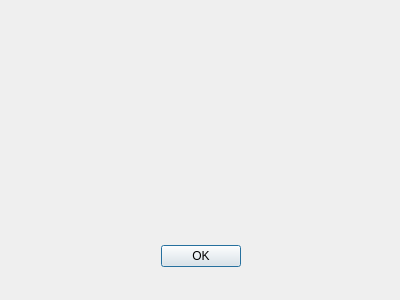
patrick-kox/Hoofdpijn-Agenda, file HoofdpijnAgenda/help.ui: the form before one commit.
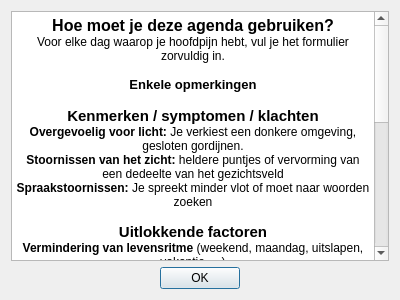
The form after the commit. Icons and pictures are not drawn.

What changed in the file:
```diff
--- a/HoofdpijnAgenda/help.ui
+++ b/HoofdpijnAgenda/help.ui
@@ -17,15 +17,44 @@
    <iconset resource="Resources.qrc">
     <normaloff>:/images/HoofdpijnAgenda.jpg</normaloff>:/images/HoofdpijnAgenda.jpg</iconset>
   </property>
+  <layout class="QVBoxLayout" name="verticalLayout">
+   <item>
+    <widget class="QTextBrowser" name="textBrowser">
+     <property name="html">
+      <string>&lt;!DOCTYPE HTML PUBLIC &quot;-//W3C//DTD HTML 4.0//EN&quot; &quot;http://www.w3.org/TR/REC-html40/strict.dtd&quot;&gt;
+&lt;html&gt;&lt;head&gt;&lt;meta name=&quot;qrichtext&quot; content=&quot;1&quot; /&gt;&lt;style type=&quot;text/css&quot;&gt;
+p, li { white-space: pre-wrap; }
+&lt;/style&gt;&lt;/head&gt;&lt;body style=&quot; font-family:'Sans Serif'; font-size:9pt; font-weight:400; font-style:normal;&quot;&gt;
+&lt;p align=&quot;center&quot; style=&quot; margin-top:0px; margin-bottom:0px; margin-left:0px; margin-right:0px; -qt-block-indent:0; text-indent:0px;&quot;&gt;&lt;span style=&quot; font-size:12pt; font-weight:600;&quot;&gt;Hoe moet je deze agenda gebruiken?&lt;/span&gt;&lt;/p&gt;
+&lt;p align=&quot;center&quot; style=&quot; margin-top:0px; margin-bottom:0px; margin-left:0px; margin-right:0px; -qt-block-indent:0; text-indent:0px;&quot;&gt;Voor elke dag waarop je hoofdpijn hebt, vul je het formulier zorvuldig in.&lt;/p&gt;
+&lt;p align=&quot;center&quot; style=&quot;-qt-paragraph-type:empty; margin-top:0px; margin-bottom:0px; margin-left:0px; margin-right:0px; -qt-block-indent:0; text-indent:0px;&quot;&gt;&lt;br /&gt;&lt;/p&gt;
+&lt;p align=&quot;center&quot; style=&quot; margin-top:0px; margin-bottom:0px; margin-left:0px; margin-right:0px; -qt-block-indent:0; text-indent:0px;&quot;&gt;&lt;span style=&quot; font-size:10pt; font-weight:600;&quot;&gt;Enkele opmerkingen&lt;/span&gt;&lt;/p&gt;
+&lt;p align=&quot;center&quot; style=&quot;-qt-paragraph-type:empty; margin-top:0px; margin-bottom:0px; margin-left:0px; margin-right:0px; -qt-block-indent:0; text-indent:0px; font-size:10pt; font-weight:600;&quot;&gt;&lt;br /&gt;&lt;/p&gt;
+&lt;p align=&quot;center&quot; style=&quot; margin-top:0px; margin-bottom:0px; margin-left:0px; margin-right:0px; -qt-block-indent:0; text-indent:0px;&quot;&gt;&lt;span style=&quot; font-size:11pt; font-weight:600;&quot;&gt;Kenmerken / symptomen / klachten&lt;/span&gt;&lt;/p&gt;
+&lt;p align=&quot;center&quot; style=&quot; margin-top:0px; margin-bottom:0px; margin-left:0px; margin-right:0px; -qt-block-indent:0; text-indent:0px;&quot;&gt;&lt;span style=&quot; font-weight:600;&quot;&gt;Overgevoelig voor licht:&lt;/span&gt; Je verkiest een donkere omgeving, gesloten gordijnen.&lt;/p&gt;
+&lt;p align=&quot;center&quot; style=&quot; margin-top:0px; margin-bottom:0px; margin-left:0px; margin-right:0px; -qt-block-indent:0; text-indent:0px;&quot;&gt;&lt;span style=&quot; font-weight:600;&quot;&gt;Stoornissen van het zicht:&lt;/span&gt; heldere puntjes of vervorming van een dedeelte van het gezichtsveld&lt;/p&gt;
+&lt;p align=&quot;center&quot; style=&quot; margin-top:0px; margin-bottom:0px; margin-left:0px; margin-right:0px; -qt-block-indent:0; text-indent:0px;&quot;&gt;&lt;span style=&quot; font-weight:600;&quot;&gt;Spraakstoornissen: &lt;/span&gt;Je spreekt minder vlot of moet naar woorden zoeken&lt;/p&gt;
+&lt;p align=&quot;center&quot; style=&quot;-qt-paragraph-type:empty; margin-top:0px; margin-bottom:0px; margin-left:0px; margin-right:0px; -qt-block-indent:0; text-indent:0px;&quot;&gt;&lt;br /&gt;&lt;/p&gt;
+&lt;p align=&quot;center&quot; style=&quot; margin-top:0px; margin-bottom:0px; margin-left:0px; margin-right:0px; -qt-block-indent:0; text-indent:0px;&quot;&gt;&lt;span style=&quot; font-size:11pt; font-weight:600;&quot;&gt;Uitlokkende factoren&lt;/span&gt;&lt;/p&gt;
+&lt;p align=&quot;center&quot; style=&quot; margin-top:0px; margin-bottom:0px; margin-left:0px; margin-right:0px; -qt-block-indent:0; text-indent:0px;&quot;&gt;&lt;span style=&quot; font-weight:600;&quot;&gt;Vermindering van levensritme&lt;/span&gt; (weekend, maandag, uitslapen, vakantie, ...)&lt;/p&gt;
+&lt;p align=&quot;center&quot; style=&quot; margin-top:0px; margin-bottom:0px; margin-left:0px; margin-right:0px; -qt-block-indent:0; text-indent:0px;&quot;&gt;&lt;span style=&quot; font-weight:600;&quot;&gt;Bepaalde voedingsstoffen of drank&lt;/span&gt; (chocolade, Chinees eten, wijn, ...)&lt;/p&gt;
+&lt;p align=&quot;center&quot; style=&quot;-qt-paragraph-type:empty; margin-top:0px; margin-bottom:0px; margin-left:0px; margin-right:0px; -qt-block-indent:0; text-indent:0px;&quot;&gt;&lt;br /&gt;&lt;/p&gt;
+&lt;p align=&quot;center&quot; style=&quot; margin-top:0px; margin-bottom:0px; margin-left:0px; margin-right:0px; -qt-block-indent:0; text-indent:0px;&quot;&gt;&lt;span style=&quot; font-size:11pt; font-weight:600;&quot;&gt;Invloed op jouw activiteiten&lt;/span&gt;&lt;/p&gt;
+&lt;p align=&quot;center&quot; style=&quot; margin-top:0px; margin-bottom:0px; margin-left:0px; margin-right:0px; -qt-block-indent:0; text-indent:0px;&quot;&gt;Indien je een beroepsactiviteit uitoefent, meld dan het aantal afwezige dagen op het werk (vb. 1/2 dagen...)&lt;/p&gt;
+&lt;p align=&quot;center&quot; style=&quot;-qt-paragraph-type:empty; margin-top:0px; margin-bottom:0px; margin-left:0px; margin-right:0px; -qt-block-indent:0; text-indent:0px;&quot;&gt;&lt;br /&gt;&lt;/p&gt;
+&lt;p align=&quot;center&quot; style=&quot; margin-top:0px; margin-bottom:0px; margin-left:0px; margin-right:0px; -qt-block-indent:0; text-indent:0px;&quot;&gt;&lt;span style=&quot; font-size:11pt; font-weight:600;&quot;&gt;Ingenomen geneesmiddelen&lt;/span&gt;&lt;/p&gt;
+&lt;p align=&quot;center&quot; style=&quot; margin-top:0px; margin-bottom:0px; margin-left:0px; margin-right:0px; -qt-block-indent:0; text-indent:0px;&quot;&gt;Het eerste ingenomen geneesmiddel dat je inneemt, wordt ook als eerste vermeld, het tweede dat je inneemt als tweede... In volgorde van inname dus.&lt;/p&gt;
+&lt;p align=&quot;center&quot; style=&quot; margin-top:0px; margin-bottom:0px; margin-left:0px; margin-right:0px; -qt-block-indent:0; text-indent:0px;&quot;&gt;Gebruik hiervoor de afkortingen die je in de lijst vindt. Duid het aantal tabletten, zetpillen aan dat je per product per dag inneemt (bv. 2 tabletten van Imitrex, noteer je 2 I TAB).&lt;/p&gt;
+&lt;p align=&quot;center&quot; style=&quot; margin-top:0px; margin-bottom:0px; margin-left:0px; margin-right:0px; -qt-block-indent:0; text-indent:0px;&quot;&gt;Indien je dezelfde dag; een ander geneesmiddel inneemt, duid het dan inde kolom &amp;quot;2de geneesmiddel&amp;quot; aan.&lt;/p&gt;
+&lt;p align=&quot;center&quot; style=&quot;-qt-paragraph-type:empty; margin-top:0px; margin-bottom:0px; margin-left:0px; margin-right:0px; -qt-block-indent:0; text-indent:0px;&quot;&gt;&lt;br /&gt;&lt;/p&gt;
+&lt;p align=&quot;center&quot; style=&quot; margin-top:0px; margin-bottom:0px; margin-left:0px; margin-right:0px; -qt-block-indent:0; text-indent:0px;&quot;&gt;Indien een geneesmiddel NIET voorkomt op de lijst, geef dan de volledige naam aan.&lt;/p&gt;
+&lt;p style=&quot;-qt-paragraph-type:empty; margin-top:0px; margin-bottom:0px; margin-left:0px; margin-right:0px; -qt-block-indent:0; text-indent:0px;&quot;&gt;&lt;br /&gt;&lt;/p&gt;
+&lt;p style=&quot;-qt-paragraph-type:empty; margin-top:0px; margin-bottom:0px; margin-left:0px; margin-right:0px; -qt-block-indent:0; text-indent:0px;&quot;&gt;&lt;br /&gt;&lt;/p&gt;&lt;/body&gt;&lt;/html&gt;</string>
+     </property>
+    </widget>
+   </item>
+   <item>
   <widget class="QDialogButtonBox" name="buttonBox">
-   <property name="geometry">
-    <rect>
-     <x>30</x>
-     <y>240</y>
-     <width>341</width>
-     <height>32</height>
-    </rect>
-   </property>
    <property name="orientation">
     <enum>Qt::Horizontal</enum>
    </property>
@@ -36,6 +65,8 @@
     <bool>true</bool>
    </property>
   </widget>
+   </item>
+  </layout>
  </widget>
  <resources>
   <include location="Resources.qrc"/>
```
Lines whose indentation alone changed are shown as unchanged.
